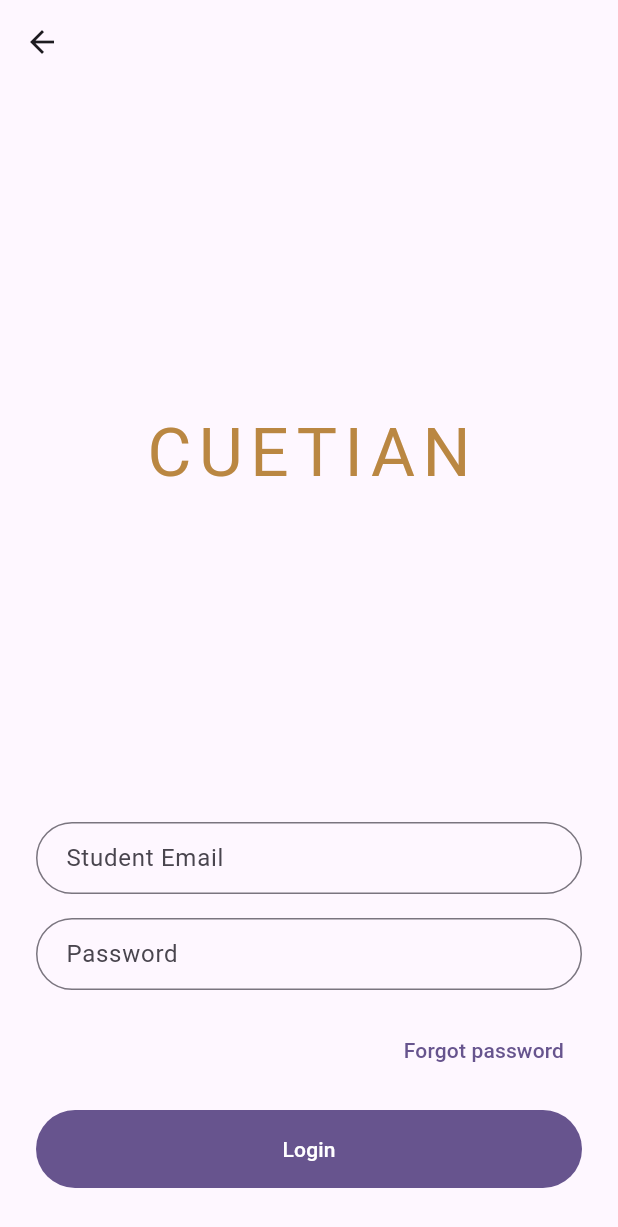
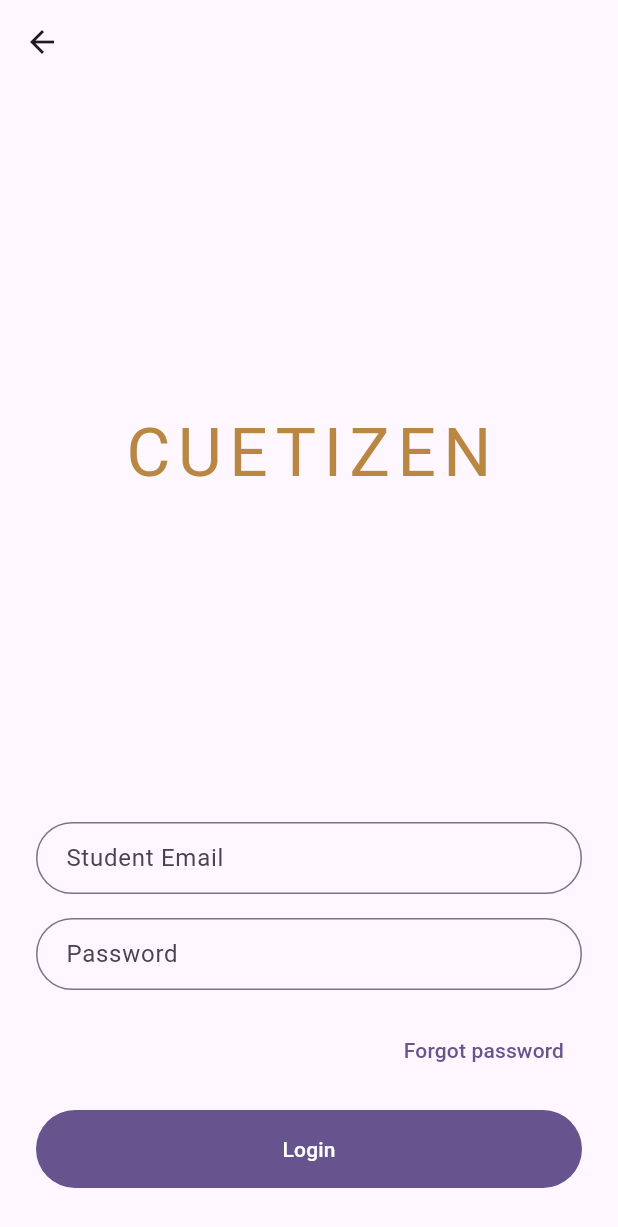
Before and after one commit to cuet-dev-corpse/cuet_book, a Flutter app: the screen it shows after launch, after a tap on "Login with Student ID", on a phone screen of 412 x 824 dp. Shown: the top 1227 px of the screen. Run offline on Flutter 3.47's test engine with Material 2 defaults, Android fonts, the phone set to English and light mode, and no system bars.

Commit message:
⏪ Change title back to CUETIZEN

```diff
--- a/lib/screens/login_screen.dart
+++ b/lib/screens/login_screen.dart
@@ -30,7 +30,7 @@ class _LoginScreenState extends State<LoginScreen> with ValidationMixin {
             Expanded(
               child: Center(
                 child: Text(
-                  "CUETIAN",
+                  "CUETIZEN",
                   style: theme.textTheme.displayMedium!.copyWith(
                     color: theme.colorScheme.secondary,
                     letterSpacing: 5,
```
